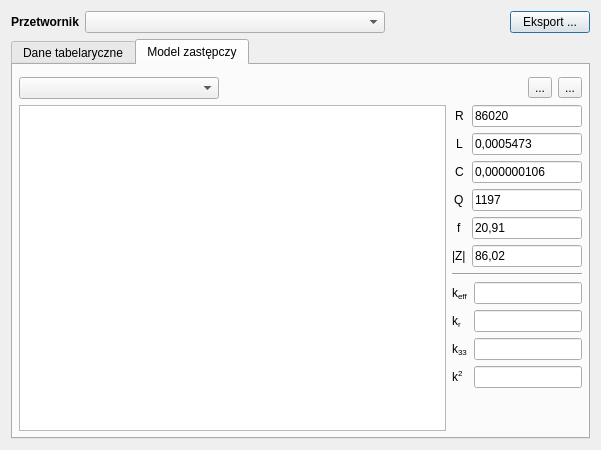
The window that src/transducerdialog.ui (orlinskj/transducer-plot) describes before a commit, drawn with Qt 5.
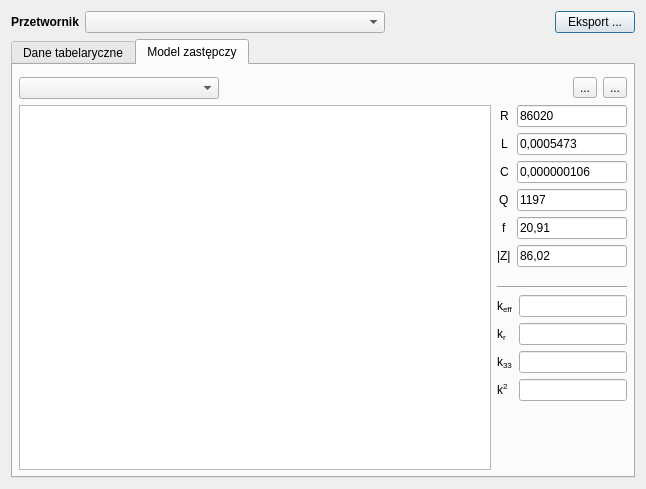
The same window after the commit. Icons and pictures are not drawn.

Commit message: Solver improved (all equations implemented)

Diff of the .ui file:
```diff
--- a/src/transducerdialog.ui
+++ b/src/transducerdialog.ui
@@ -6,8 +6,8 @@
    <rect>
     <x>0</x>
     <y>0</y>
-    <width>601</width>
-    <height>450</height>
+    <width>646</width>
+    <height>489</height>
    </rect>
   </property>
   <property name="sizePolicy">
@@ -249,6 +249,9 @@
               <layout class="QVBoxLayout" name="verticalLayout_4">
                <item>
                 <layout class="QFormLayout" name="formLayout">
+                 <property name="sizeConstraint">
+                  <enum>QLayout::SetFixedSize</enum>
+                 </property>
                  <property name="labelAlignment">
                   <set>Qt::AlignCenter</set>
                  </property>
```
The commit also changes 2 other files.
